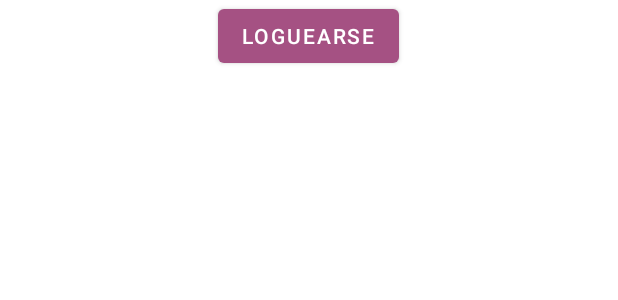
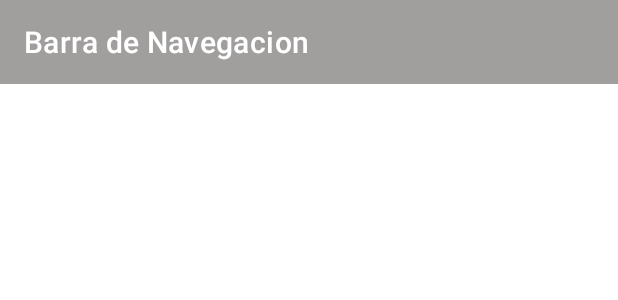
Before and after one commit to JoseMario28/TFG2, an Android app: the layout activity_home.xml on its own in the app's theme, with its tools: preview values and no code run, on a phone screen of 412 x 824 dp. Shown: the top 300 px of the screen. Run offline under Robolectric (Android 15) with nearby library versions, the phone set to English and light mode, and no system bars.

Commit message:
Menu Lateral creado

```diff
--- /dev/null
+++ b/app/src/main/res/drawable/ic_baseline_home_24.xml
@@ -0,0 +1,5 @@
+<vector android:height="24dp" android:tint="#000000"
+    android:viewportHeight="24" android:viewportWidth="24"
+    android:width="24dp" xmlns:android="http://schemas.android.com/apk/res/android">
+    <path android:fillColor="@android:color/white" android:pathData="M10,20v-6h4v6h5v-8h3L12,3 2,12h3v8z"/>
+</vector>
--- /dev/null
+++ b/app/src/main/res/drawable/ic_baseline_settings_24.xml
@@ -0,0 +1,5 @@
+<vector android:height="24dp" android:tint="#000000"
+    android:viewportHeight="24" android:viewportWidth="24"
+    android:width="24dp" xmlns:android="http://schemas.android.com/apk/res/android">
+    <path android:fillColor="@android:color/white" android:pathData="M19.14,12.94c0.04,-0.3 0.06,-0.61 0.06,-0.94c0,-0.32 -0.02,-0.64 -0.07,-0.94l2.03,-1.58c0.18,-0.14 0.23,-0.41 0.12,-0.61l-1.92,-3.32c-0.12,-0.22 -0.37,-0.29 -0.59,-0.22l-2.39,0.96c-0.5,-0.38 -1.03,-0.7 -1.62,-0.94L14.4,2.81c-0.04,-0.24 -0.24,-0.41 -0.48,-0.41h-3.84c-0.24,0 -0.43,0.17 -0.47,0.41L9.25,5.35C8.66,5.59 8.12,5.92 7.63,6.29L5.24,5.33c-0.22,-0.08 -0.47,0 -0.59,0.22L2.74,8.87C2.62,9.08 2.66,9.34 2.86,9.48l2.03,1.58C4.84,11.36 4.8,11.69 4.8,12s0.02,0.64 0.07,0.94l-2.03,1.58c-0.18,0.14 -0.23,0.41 -0.12,0.61l1.92,3.32c0.12,0.22 0.37,0.29 0.59,0.22l2.39,-0.96c0.5,0.38 1.03,0.7 1.62,0.94l0.36,2.54c0.05,0.24 0.24,0.41 0.48,0.41h3.84c0.24,0 0.44,-0.17 0.47,-0.41l0.36,-2.54c0.59,-0.24 1.13,-0.56 1.62,-0.94l2.39,0.96c0.22,0.08 0.47,0 0.59,-0.22l1.92,-3.32c0.12,-0.22 0.07,-0.47 -0.12,-0.61L19.14,12.94zM12,15.6c-1.98,0 -3.6,-1.62 -3.6,-3.6s1.62,-3.6 3.6,-3.6s3.6,1.62 3.6,3.6S13.98,15.6 12,15.6z"/>
+</vector>
--- a/app/src/main/res/layout/activity_home.xml
+++ b/app/src/main/res/layout/activity_home.xml
@@ -1,20 +1,35 @@
 <?xml version="1.0" encoding="utf-8"?>
-<androidx.constraintlayout.widget.ConstraintLayout xmlns:android="http://schemas.android.com/apk/res/android"
+<androidx.drawerlayout.widget.DrawerLayout xmlns:android="http://schemas.android.com/apk/res/android"
     xmlns:app="http://schemas.android.com/apk/res-auto"
     xmlns:tools="http://schemas.android.com/tools"
     android:layout_width="match_parent"
     android:layout_height="match_parent"
-    tools:context=".HomeActivity" android:background="@color/white">
+    tools:context=".HomeActivity" android:background="@color/white"
+    android:id="@+id/drawer"
+    tools:openDrawer="start">
 
-    <Button
-        android:id="@+id/btn_cerrar"
+    <RelativeLayout
         android:layout_width="wrap_content"
-        android:layout_height="wrap_content"
-        android:text="loguearse"
+        android:layout_height="wrap_content">
 
-        app:layout_constraintEnd_toEndOf="parent"
-        app:layout_constraintHorizontal_bias="0.498"
-        app:layout_constraintStart_toStartOf="parent"
-        app:layout_constraintTop_toTopOf="parent"></Button>
+        <androidx.appcompat.widget.Toolbar
+            android:layout_width="match_parent"
+            android:layout_height="wrap_content"
+            android:id="@+id/toolbar"
+            app:title="Barra de Navegacion"
+            android:background="@color/light_black"
+            app:titleTextColor="@color/white"/>
 
-</androidx.constraintlayout.widget.ConstraintLayout>
+    </RelativeLayout>
+
+    <com.google.android.material.navigation.NavigationView
+        android:layout_width="wrap_content"
+        android:layout_height="match_parent"
+        android:id="@+id/menu"
+        app:menu="@menu/icon_menu"
+        app:headerLayout="@layout/navheader"
+        android:layout_gravity="start"
+        />
+
+
+</androidx.drawerlayout.widget.DrawerLayout>
--- /dev/null
+++ b/app/src/main/res/menu/icon_menu.xml
@@ -0,0 +1,11 @@
+<?xml version="1.0" encoding="utf-8"?>
+<menu xmlns:android="http://schemas.android.com/apk/res/android">
+
+    <item android:id="@+id/menu_home"
+        android:icon="@drawable/ic_baseline_home_24"
+        android:title="Home"/>
+
+    <item android:id="@+id/menu_setting"
+        android:icon="@drawable/ic_baseline_settings_24"
+        android:title="Settings"/>
+</menu>
--- a/app/src/main/res/values/strings.xml
+++ b/app/src/main/res/values/strings.xml
@@ -1,5 +1,8 @@
 <resources>
     <string name="app_name">TFG2</string>
+
+    <string name="close">Open</string>
+    <string name="open">Close</string>
     <!-- TODO: Remove or change this placeholder text -->
     <string name="hello_blank_fragment">Hello blank fragment</string>
 </resources>
```
Also changed, not shown: app/src/main/java/com/example/tfg2/HomeActivity.java (+47 -0 lines), app/src/main/res/layout/navheader.xml (added, +32 -0 lines).
